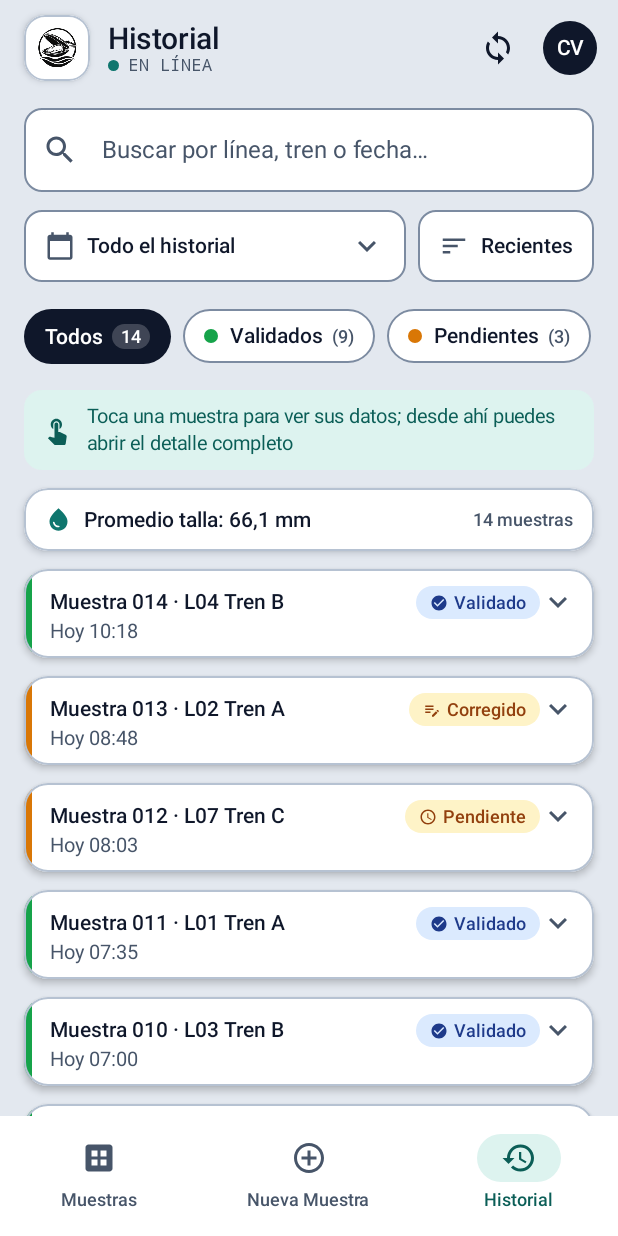
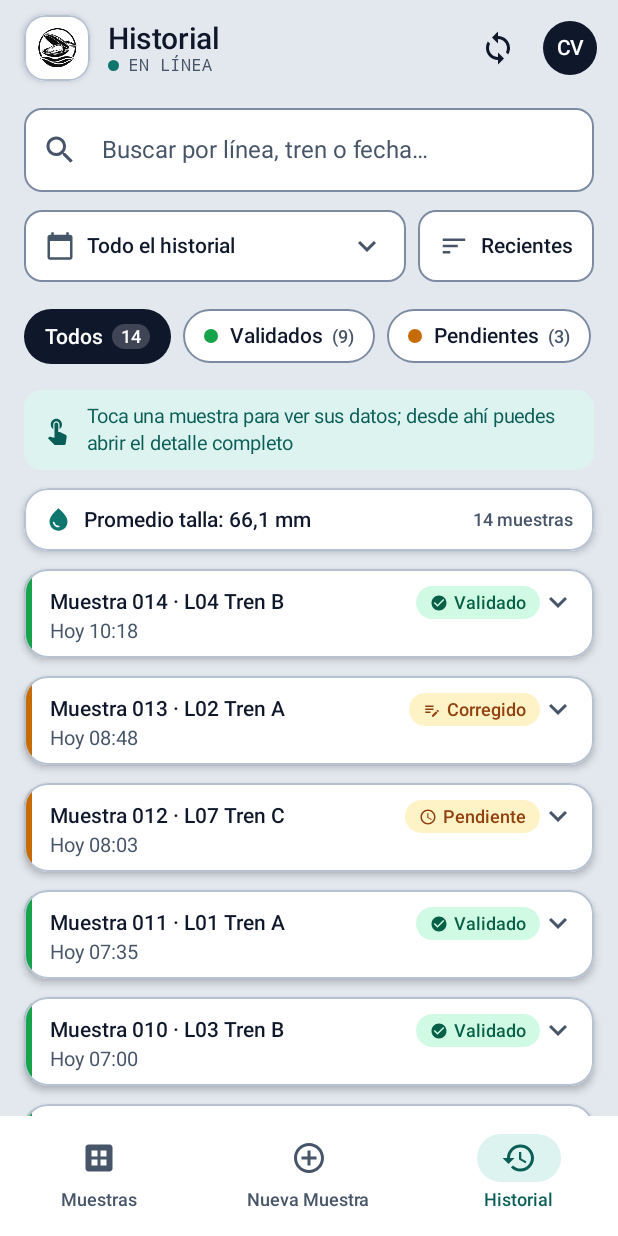
Before and after one commit to jesuscardenas-jacv1/MusselApp-Nube, an Android app built with Jetpack Compose: the @Preview function HistorialPreview, on a phone screen of 412 x 824 dp. Run offline under Robolectric (Android 15) with nearby library versions, the phone set to English and light mode, and no system bars.

Commit message:
feat(color): ajustes de color de la app aprobados en la auditoría
- 1: Validado en verde (fondo #D1FAE5, texto #065F46), igual que el
  portal y que la franja del Historial; ya no hay dos colores para el
  mismo estado.
- 2: AcentoPendiente #D97706 -> #C76C05 (punto de conexión 3,1:1 sobre
  el fondo de pantalla).
- 3: Marca del conteo #F59E0B -> #CE8509 (3:1 sobre la tabla blanca).
- 6: Cada alerta con ícono (crítica o aviso), para no depender solo del
  color.
- 7: Franja del desvío sobre la referencia con el acento suave; bajo la
  referencia sigue en rojo.
- 8: Botón Ingresar deshabilitado con el estilo común (campo claro y
  texto gris).
Corregir sigue en ámbar: es decisión del equipo.

```diff
--- a/app/src/main/java/cl/aldemar/musselapp/ui/login/LoginScreen.kt
+++ b/app/src/main/java/cl/aldemar/musselapp/ui/login/LoginScreen.kt
@@ -453,8 +453,9 @@ private fun BotonIngresar(cargando: Boolean, onClick: () -> Unit) {
         shape = FormaBoton,
         colors = ButtonDefaults.buttonColors(
             containerColor = MaterialTheme.colorScheme.primary,
-            disabledContainerColor = MaterialTheme.colorScheme.secondary,
-            disabledContentColor = MaterialTheme.colorScheme.onSecondary,
+            // Igual que los demás botones deshabilitados de la app: campo claro con texto gris
+            disabledContainerColor = MaterialTheme.colorScheme.surfaceVariant,
+            disabledContentColor = MaterialTheme.colorScheme.secondary,
         ),
         modifier = Modifier
             .fillMaxWidth()
--- a/app/src/main/java/cl/aldemar/musselapp/ui/muestra/ConteoSobreFoto.kt
+++ b/app/src/main/java/cl/aldemar/musselapp/ui/muestra/ConteoSobreFoto.kt
@@ -58,7 +58,7 @@ import kotlinx.coroutines.Dispatchers
 import kotlinx.coroutines.withContext
 
 /** Color de las marcas: ámbar con borde blanco, visible sobre choritos negros y fondo claro. */
-private val ColorMarca = Color(0xFFF59E0B)
+private val ColorMarca = Color(0xFFCE8509)
 
 /** Lo que muestra el conteo mientras lee la foto. */
 private sealed interface CargaConteo {
--- a/app/src/main/java/cl/aldemar/musselapp/ui/theme/Color.kt
+++ b/app/src/main/java/cl/aldemar/musselapp/ui/theme/Color.kt
@@ -31,9 +31,10 @@ val Error = Color(0xFFB91C1C)           // errores y acciones de borrado (6,5:1
 val Secundario = TextoSecundario
 val Adicional = BordeCampo
 
-// Estados de una muestra (chips del historial y la pantalla principal)
-val EstadoValidadoFondo = Color(0xFFDBEAFE)
-val EstadoValidadoTexto = Color(0xFF1E3A8A)
+// Estados de una muestra (chips del historial y la pantalla principal).
+// Validado es verde, igual que en el portal y que la franja del Historial (6,8:1 texto/fondo).
+val EstadoValidadoFondo = Color(0xFFD1FAE5)
+val EstadoValidadoTexto = Color(0xFF065F46)
 
 // Pendiente y Corregido comparten color para no saturar la pantalla.
 // Se distinguen por la etiqueta y el ícono.
@@ -42,7 +43,7 @@ val EstadoEnEsperaTexto = Color(0xFF92400E)
 
 // Franja lateral de las tarjetas del Historial según el estado
 val AcentoValidado = Color(0xFF16A34A)
-val AcentoPendiente = Color(0xFFD97706)
+val AcentoPendiente = Color(0xFFC76C05) // 3,1:1 sobre el fondo de pantalla (punto de conexión) y 3,8:1 sobre blanco
 
 // Alertas que no son un estado (por ejemplo, densidad bajo el mínimo)
 val AlertaFondo = Color(0xFFFEE2E2)
```
Also changed, not shown: app/src/main/java/cl/aldemar/musselapp/ui/componentes/TarjetasCondiciones.kt (+10 -0 lines), app/src/main/java/cl/aldemar/musselapp/ui/detalle/DetalleScreen.kt (+5 -3 lines).
